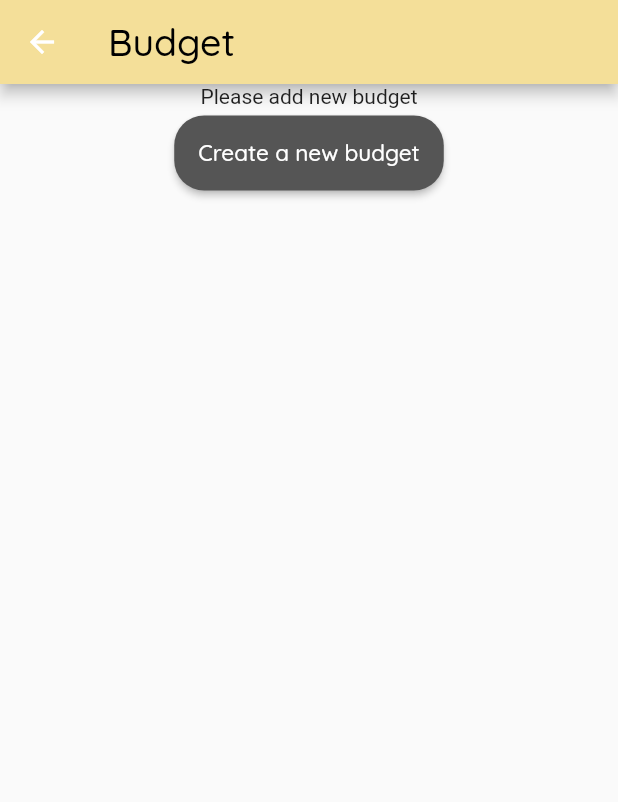
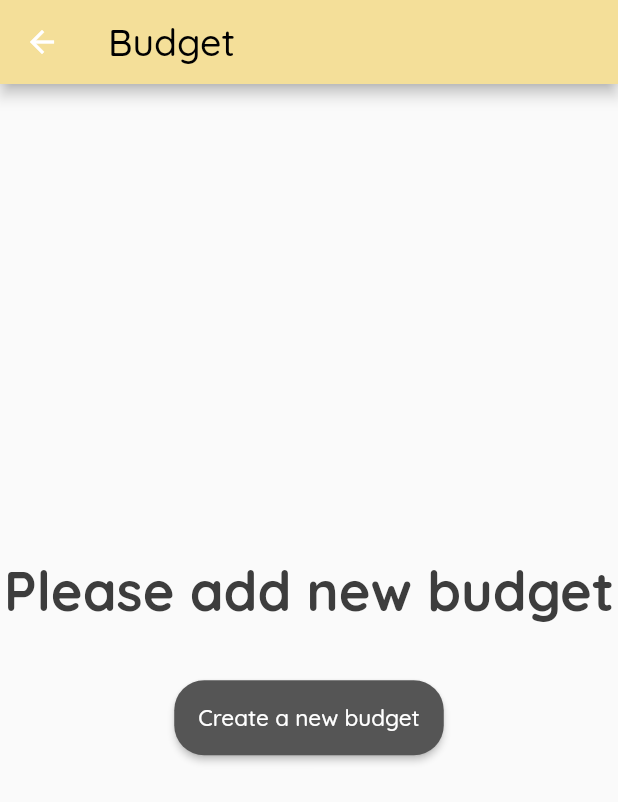
Before and after one commit to GGolfz/Setthi, a Flutter app: the BudgetScreen screen opened directly, on a phone screen of 412 x 824 dp. Shown: the top 802 px of the screen. Run offline on Flutter 3.47's test engine with Material 2 defaults, Android fonts, the phone set to English and light mode, and no system bars; our stand-ins replace google_fonts.

Commit message:
[Fix] DateFormat

```diff
--- a/lib/screens/budgetScreen.dart
+++ b/lib/screens/budgetScreen.dart
@@ -1,6 +1,7 @@
 import 'package:flutter/material.dart';
 import 'package:setthi/config/color.dart';
 import 'package:google_fonts/google_fonts.dart';
+import 'package:setthi/config/style.dart';
 import '../config/constants.dart';
 import 'package:setthi/widgets/budget/budgetForm.dart';
 import '../widgets/budget/BudgetItem.dart';
@@ -93,8 +94,9 @@ class _BudgetScreenState extends State<BudgetScreen> {
         backgroundColor: kGold200,
       ),
       body: _budget.isEmpty
-          ? Column(children: [
-              Text('Please add new budget'),
+          ? Column(mainAxisAlignment: MainAxisAlignment.center, children: [
+              Text('Please add new budget', style: kHeadline1Black),
+              kSizedBoxVerticalM,
               _buildButtonCreate(context, _addNewBudget)
             ])
           : ListView(
--- a/lib/widgets/budget/BudgetDatePicker.dart
+++ b/lib/widgets/budget/BudgetDatePicker.dart
@@ -1,4 +1,5 @@
 import 'package:flutter/material.dart';
+import 'package:intl/intl.dart';
 import 'package:setthi/config/color.dart';
 import 'package:setthi/config/constants.dart';
 import 'package:setthi/config/style.dart';
@@ -29,7 +30,8 @@ class _BudgetDatePickerState extends State<BudgetDatePicker> {
                     lastDate: DateTime(2022))
                 .then((date) {
               setState(() {
-                _dateTime = date.toString();
+                final formatDate = DateFormat.yMMMd().format(date);
+                _dateTime = formatDate.toString();
                 widget.getDateTime(_dateTime);
               });
             });
--- a/lib/widgets/budget/BudgetItem.dart
+++ b/lib/widgets/budget/BudgetItem.dart
@@ -30,7 +30,7 @@ class _BudgetItemState extends State<BudgetItem> {
           Row(
             children: [
               Text(
-                'THB 600',
+                'THB 0',
                 style: GoogleFonts.quicksand(fontSize: 20, color: kGreen500),
               ),
               SizedBox(width: 15),
@@ -54,11 +54,9 @@ class _BudgetItemState extends State<BudgetItem> {
                       borderRadius: BorderRadius.circular(20),
                       color: kGold500,
                     ),
-                    width: 50,
                     height: double.infinity,
                   ),
                   height: 50,
-                  width: 50,
                 )
               ])),
           SizedBox(height: 5),
```
